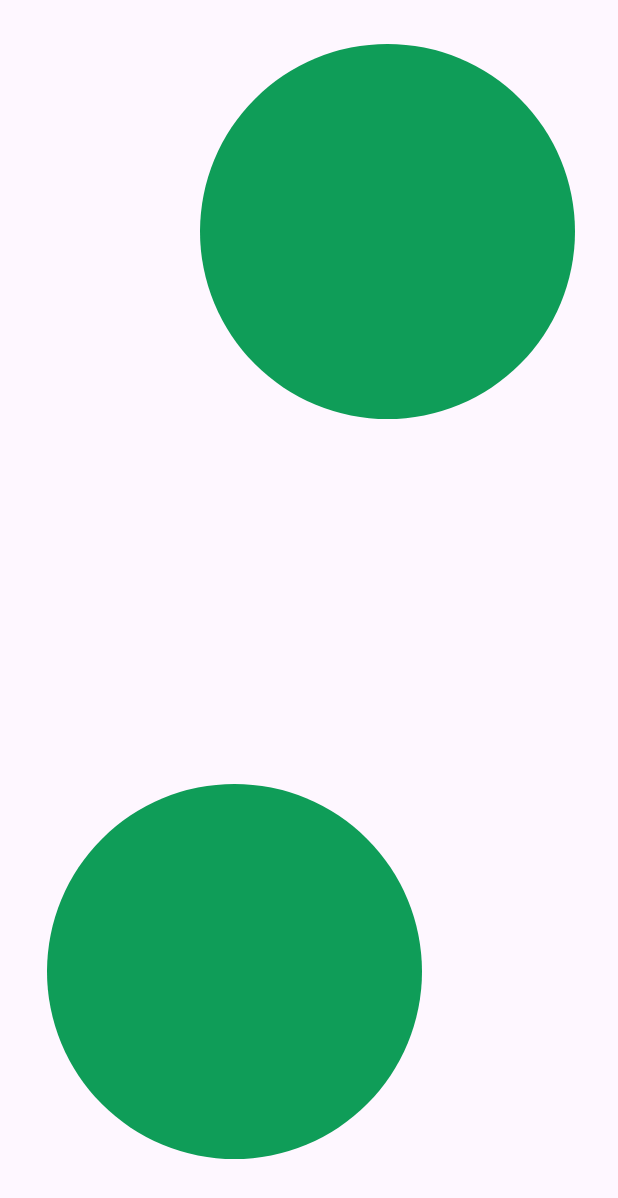
After one commit to josh-lum/CST338-Project2, an Android app: the layout battle_screen.xml on its own in the app's theme, with its tools: preview values and no code run, on a phone screen of 412 x 824 dp. The commit adds this screen. Shown: the top 1198 px of the screen. Run offline under Robolectric (Android 15) with nearby library versions, the light colour scheme and no system bars.

Commit message:
added basic layout for battle screen
2 circles were added as Drawables

```diff
--- /dev/null
+++ b/app/src/main/res/drawable/circle_1.xml
@@ -0,0 +1,8 @@
+<?xml version="1.0" encoding="utf-8"?>
+<shape xmlns:android="http://schemas.android.com/apk/res/android"
+    android:shape="oval">
+
+    <solid
+        android:color="#0f9d58"/>
+
+</shape>
--- /dev/null
+++ b/app/src/main/res/drawable/circle_2.xml
@@ -0,0 +1,8 @@
+<?xml version="1.0" encoding="utf-8"?>
+<shape xmlns:android="http://schemas.android.com/apk/res/android"
+    android:shape="oval">
+
+    <solid
+        android:color="#0f9d58"/>
+
+</shape>
--- /dev/null
+++ b/app/src/main/res/layout/battle_screen.xml
@@ -0,0 +1,37 @@
+<?xml version="1.0" encoding="utf-8"?>
+<androidx.constraintlayout.widget.ConstraintLayout xmlns:android="http://schemas.android.com/apk/res/android"
+    xmlns:app="http://schemas.android.com/apk/res-auto"
+    xmlns:tools="http://schemas.android.com/tools"
+    android:layout_width="match_parent"
+    android:layout_height="match_parent">
+
+
+
+    <ImageView
+        android:id="@+id/oppCircle"
+        android:layout_width="250dp"
+        android:layout_height="250dp"
+        android:src="@drawable/circle_1"
+        app:layout_constraintBottom_toBottomOf="parent"
+        app:layout_constraintEnd_toEndOf="parent"
+        app:layout_constraintHorizontal_bias="0.822"
+        app:layout_constraintStart_toStartOf="parent"
+        app:layout_constraintTop_toTopOf="parent"
+        app:layout_constraintVertical_bias="0.051"
+        android:contentDescription="@string/oppmon" />
+
+    <ImageView
+        android:id="@+id/userCircle"
+        android:layout_width="250dp"
+        android:layout_height="250dp"
+        android:contentDescription="@string/usermon"
+        android:src="@drawable/circle_2"
+        app:layout_constraintBottom_toBottomOf="parent"
+        app:layout_constraintEnd_toEndOf="parent"
+        app:layout_constraintHorizontal_bias="0.192"
+        app:layout_constraintStart_toStartOf="parent"
+        app:layout_constraintTop_toTopOf="parent"
+        app:layout_constraintVertical_bias="0.91" />
+
+
+</androidx.constraintlayout.widget.ConstraintLayout>
--- a/app/src/main/res/values/strings.xml
+++ b/app/src/main/res/values/strings.xml
@@ -21,4 +21,6 @@
     <string name="to_be_filled_in_later">To Be filled in later</string>
     <string name="adminstuff">adminstuff</string>
     <string name="login_welcome">Welcome to Pokemon Leveler\nPlease sign in</string>
+    <string name="usermon">userMon</string>
+    <string name="oppmon">oppMon</string>
 </resources>
```
Also changed, not shown: app/src/main/java/com/example/project2/MainActivity.java (+2 -62 lines).
